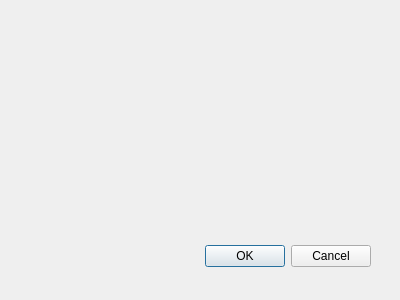
Above: createalbumwindow.ui from ForestierL/ihm before the change. Below: the same form after it.
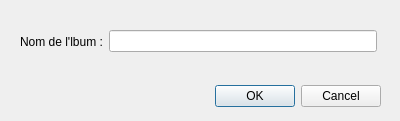
That is the form after the change.

Commit message: ajout fichier oublie

What changed in the file:
```diff
--- a/createalbumwindow.ui
+++ b/createalbumwindow.ui
@@ -9,7 +9,7 @@
     <x>0</x>
     <y>0</y>
     <width>400</width>
-    <height>300</height>
+    <height>121</height>
    </rect>
   </property>
   <property name="windowTitle">
@@ -18,8 +18,8 @@
   <widget class="QDialogButtonBox" name="buttonBox">
    <property name="geometry">
     <rect>
-     <x>30</x>
-     <y>240</y>
+     <x>40</x>
+     <y>80</y>
      <width>341</width>
      <height>32</height>
     </rect>
@@ -31,6 +31,35 @@
     <set>QDialogButtonBox::Cancel|QDialogButtonBox::Ok</set>
    </property>
   </widget>
+  <widget class="QWidget" name="">
+   <property name="geometry">
+    <rect>
+     <x>20</x>
+     <y>30</y>
+     <width>357</width>
+     <height>23</height>
+    </rect>
+   </property>
+   <layout class="QHBoxLayout" name="horizontalLayout">
+    <item>
+     <widget class="QLabel" name="label">
+      <property name="text">
+       <string>Nom de l'lbum :</string>
+      </property>
+     </widget>
+    </item>
+    <item>
+     <widget class="QLineEdit" name="albumNameLineEdit">
+      <property name="minimumSize">
+       <size>
+        <width>250</width>
+        <height>0</height>
+       </size>
+      </property>
+     </widget>
+    </item>
+   </layout>
+  </widget>
  </widget>
  <pixmapfunction/>
  <resources/>
```
Left out of the diff: 5 changed lines with no effect on the pictures. The commit also changes 1 other file.
